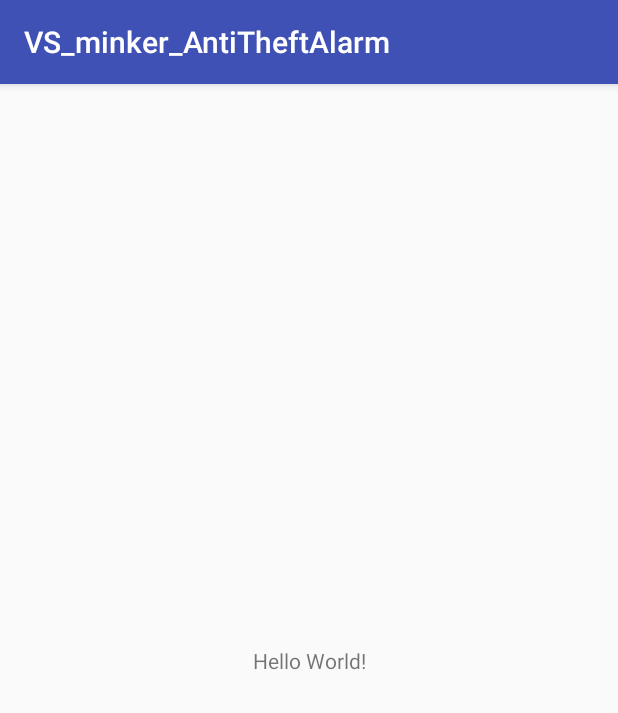
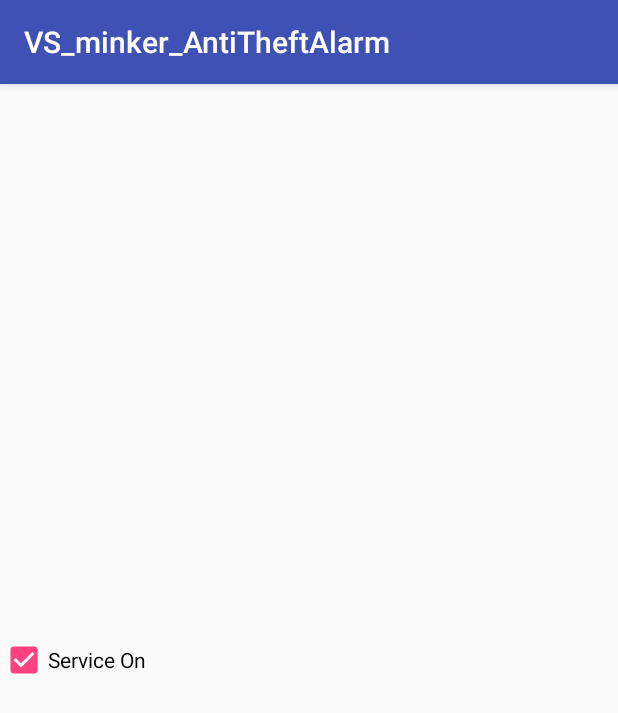
Before and after one commit to lucidBrot/rogerReloaded, an Android app: the screen it shows after launch (MainActivity), on a phone screen of 412 x 824 dp. Shown: the top 713 px of the screen. Run offline under Robolectric (Android 15) with nearby library versions, the phone set to English and light mode, and no system bars; 2 statements that could not run were skipped.

Commit message:
The service is now toggleable. Use notification to return to main activity

```diff
--- a/VS_minker_AntiTheftAlarm2/app/src/main/res/layout/activity_main.xml
+++ b/VS_minker_AntiTheftAlarm2/app/src/main/res/layout/activity_main.xml
@@ -1,5 +1,5 @@
 <?xml version="1.0" encoding="utf-8"?>
-<android.support.constraint.ConstraintLayout
+<LinearLayout
         xmlns:android="http://schemas.android.com/apk/res/android"
         xmlns:tools="http://schemas.android.com/tools"
         xmlns:app="http://schemas.android.com/apk/res-auto"
@@ -7,13 +7,9 @@
         android:layout_height="match_parent"
         tools:context="ch.ethz.inf.vs.minker.vs_minker_antitheftalarm.MainActivity">
 
-    <TextView
-            android:layout_width="wrap_content"
-            android:layout_height="wrap_content"
-            android:text="Hello World!"
-            app:layout_constraintBottom_toBottomOf="parent"
-            app:layout_constraintLeft_toLeftOf="parent"
-            app:layout_constraintRight_toRightOf="parent"
-            app:layout_constraintTop_toTopOf="parent"/>
-
-</android.support.constraint.ConstraintLayout>
+    <CheckBox
+            android:text="@string/on"
+            android:layout_width="match_parent"
+            android:layout_height="match_parent" android:id="@+id/checkBox" android:layout_weight="1"
+    />
+</LinearLayout>
--- a/VS_minker_AntiTheftAlarm2/app/src/main/res/values/strings.xml
+++ b/VS_minker_AntiTheftAlarm2/app/src/main/res/values/strings.xml
@@ -1,3 +1,5 @@
 <resources>
     <string name="app_name">VS_minker_AntiTheftAlarm</string>
+    <string name="on">Service On</string>
+    <string name="off">Service Off</string>
 </resources>
```
Also changed, not shown: VS_minker_AntiTheftAlarm2/app/src/main/java/ch/ethz/inf/vs/minker/vs_minker_antitheftalarm/MainActivity.java (+23 -1 lines).
